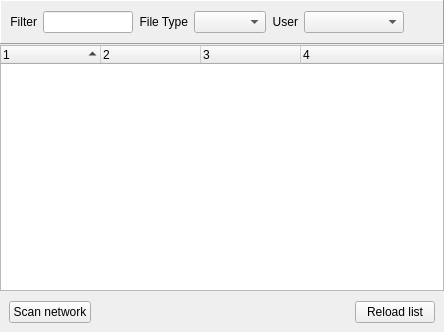
Above: src/GuiShareNetwork.ui from hwgao/beebeep before the change. Below: the same form after it.
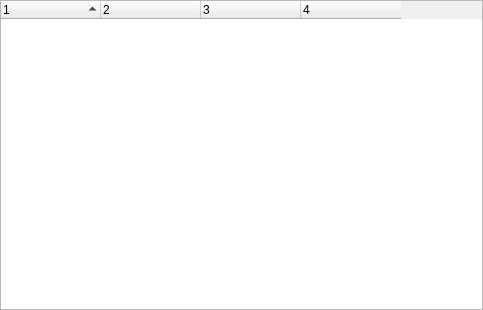
That is the form after the change. Icons and pictures are not drawn.

What changed in the file:
```diff
--- a/src/GuiShareNetwork.ui
+++ b/src/GuiShareNetwork.ui
@@ -6,8 +6,8 @@
    <rect>
     <x>0</x>
     <y>0</y>
-    <width>444</width>
-    <height>332</height>
+    <width>483</width>
+    <height>310</height>
    </rect>
   </property>
   <property name="windowTitle">
@@ -27,99 +27,9 @@
     <number>0</number>
    </property>
    <property name="spacing">
-    <number>1</number>
+    <number>0</number>
    </property>
    <item row="0" column="0">
-    <widget class="QFrame" name="frame">
-     <property name="frameShape">
-      <enum>QFrame::Panel</enum>
-     </property>
-     <property name="frameShadow">
-      <enum>QFrame::Raised</enum>
-     </property>
-     <layout class="QHBoxLayout" name="horizontalLayout">
-      <item>
-       <widget class="QLabel" name="mp_lFilter">
-        <property name="text">
-         <string>Filter</string>
-        </property>
-        <property name="alignment">
-         <set>Qt::AlignRight|Qt::AlignTrailing|Qt::AlignVCenter</set>
-        </property>
-       </widget>
-      </item>
-      <item>
-       <widget class="QLineEdit" name="mp_leFilter"/>
-      </item>
-      <item>
-       <widget class="QLabel" name="mp_lFileType">
-        <property name="text">
-         <string>File Type</string>
-        </property>
-        <property name="alignment">
-         <set>Qt::AlignRight|Qt::AlignTrailing|Qt::AlignVCenter</set>
-        </property>
-       </widget>
-      </item>
-      <item>
-       <widget class="QComboBox" name="mp_comboFileType"/>
-      </item>
-      <item>
-       <widget class="QLabel" name="mp_lUser">
-        <property name="text">
-         <string>User</string>
-        </property>
-        <property name="alignment">
-         <set>Qt::AlignRight|Qt::AlignTrailing|Qt::AlignVCenter</set>
-        </property>
-       </widget>
-      </item>
-      <item>
-       <widget class="QComboBox" name="mp_comboUsers">
-        <property name="minimumSize">
-         <size>
-          <width>100</width>
-          <height>0</height>
-         </size>
-        </property>
-       </widget>
-      </item>
-      <item>
-       <widget class="QPushButton" name="mp_pbApplyFilter">
-        <property name="sizePolicy">
-         <sizepolicy hsizetype="Fixed" vsizetype="Fixed">
-          <horstretch>0</horstretch>
-          <verstretch>0</verstretch>
-         </sizepolicy>
-        </property>
-        <property name="minimumSize">
-         <size>
-          <width>24</width>
-          <height>24</height>
-         </size>
-        </property>
-        <property name="maximumSize">
-         <size>
-          <width>24</width>
-          <height>24</height>
-         </size>
-        </property>
-        <property name="text">
-         <string/>
-        </property>
-        <property name="icon">
-         <iconset resource="beebeep.qrc">
-          <normaloff>:/images/update.png</normaloff>:/images/update.png</iconset>
-        </property>
-        <property name="flat">
-         <bool>true</bool>
-        </property>
-       </widget>
-      </item>
-     </layout>
-    </widget>
-   </item>
-   <item row="1" column="0">
     <widget class="QTreeWidget" name="mp_twShares">
      <property name="sortingEnabled">
       <bool>true</bool>
@@ -130,6 +40,9 @@
      <property name="columnCount">
       <number>4</number>
      </property>
+     <attribute name="headerStretchLastSection">
+      <bool>false</bool>
+     </attribute>
      <column>
       <property name="text">
        <string notr="true">1</string>
@@ -152,65 +65,6 @@
      </column>
     </widget>
    </item>
-   <item row="2" column="0">
-    <widget class="QFrame" name="frame_2">
-     <property name="frameShape">
-      <enum>QFrame::NoFrame</enum>
-     </property>
-     <property name="frameShadow">
-      <enum>QFrame::Plain</enum>
-     </property>
-     <layout class="QHBoxLayout" name="horizontalLayout_2">
-      <item>
-       <widget class="QPushButton" name="mp_pbScan">
-        <property name="text">
-         <string>Scan network</string>
-        </property>
-       </widget>
-      </item>
-      <item>
-       <spacer name="horizontalSpacer">
-        <property name="orientation">
-         <enum>Qt::Horizontal</enum>
-        </property>
-        <property name="sizeHint" stdset="0">
-         <size>
-          <width>155</width>
-          <height>20</height>
-         </size>
-        </property>
-       </spacer>
-      </item>
-      <item>
-       <widget class="QLabel" name="mp_labelStatus">
-        <property name="text">
-         <string/>
-        </property>
-       </widget>
-      </item>
-      <item>
-       <spacer name="horizontalSpacer_2">
-        <property name="orientation">
-         <enum>Qt::Horizontal</enum>
-        </property>
-        <property name="sizeHint" stdset="0">
-         <size>
-          <width>154</width>
-          <height>20</height>
-         </size>
-        </property>
-       </spacer>
-      </item>
-      <item>
-       <widget class="QPushButton" name="mp_pbReload">
-        <property name="text">
-         <string>Reload list</string>
-        </property>
-       </widget>
-      </item>
-     </layout>
-    </widget>
-   </item>
   </layout>
  </widget>
  <tabstops>
```
Left out of the diff: 9 changed lines with no effect on the pictures.
